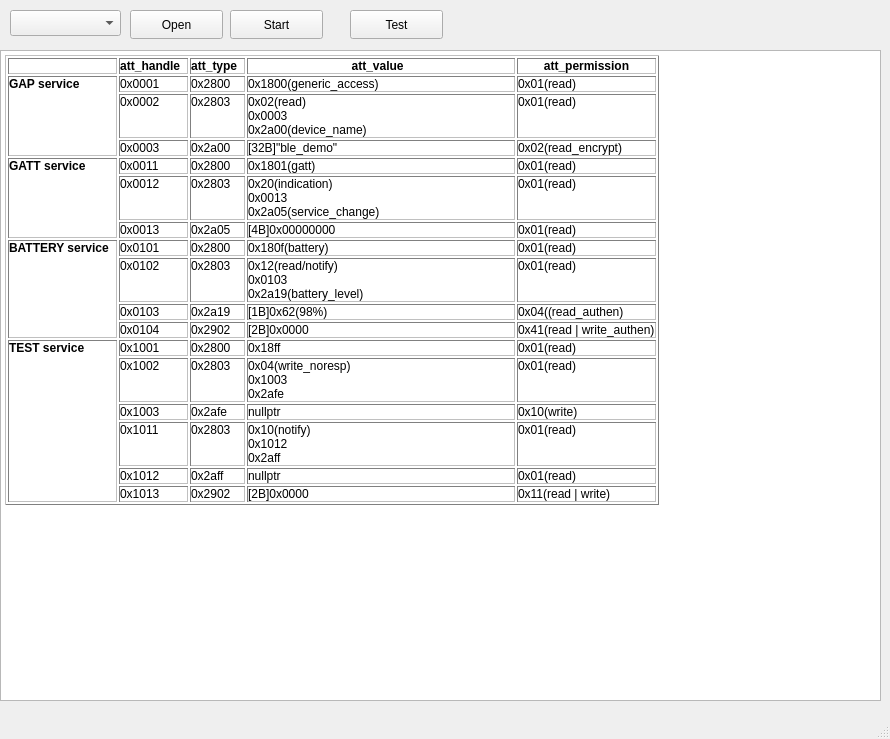
Qt form bleHostStack/mainwindow.ui (chenwenhuiGithub/bleHostStack) before a commit.
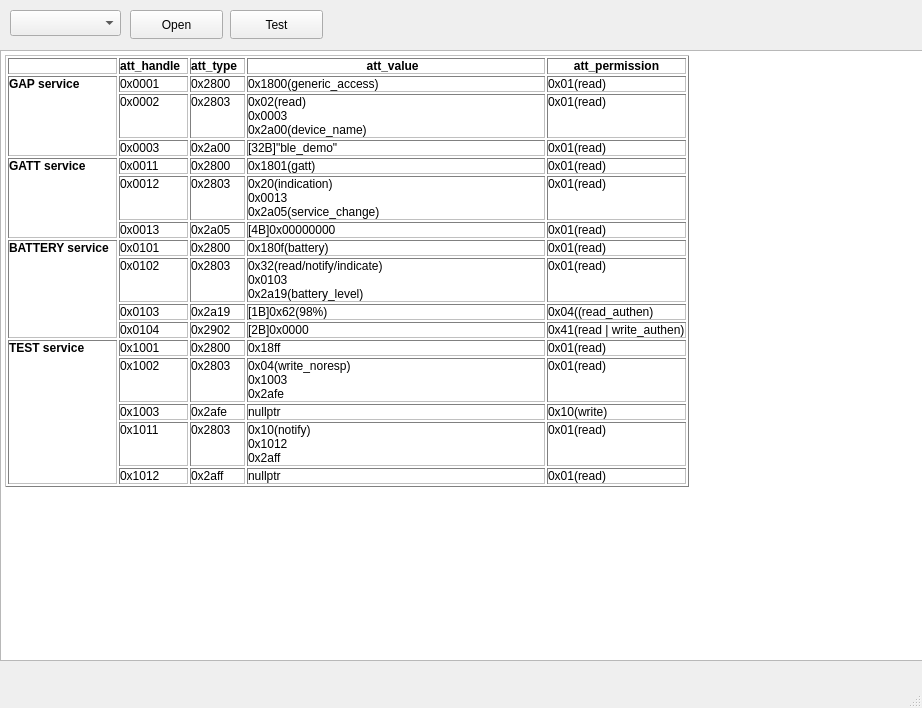
The same form after that commit.

Commit message: add permission check when send notify or indicate

The edit to the form file:
```diff
--- a/bleHostStack/mainwindow.ui
+++ b/bleHostStack/mainwindow.ui
@@ -6,8 +6,8 @@
    <rect>
     <x>0</x>
     <y>0</y>
-    <width>890</width>
-    <height>739</height>
+    <width>922</width>
+    <height>708</height>
    </rect>
   </property>
   <property name="windowTitle">
@@ -37,19 +37,6 @@
      <string>Open</string>
     </property>
    </widget>
-   <widget class="QPushButton" name="pushButtonStart">
-    <property name="geometry">
-     <rect>
-      <x>230</x>
-      <y>10</y>
-      <width>93</width>
-      <height>29</height>
-     </rect>
-    </property>
-    <property name="text">
-     <string>Start</string>
-    </property>
-   </widget>
    <widget class="QTextEdit" name="textEdit">
     <property name="enabled">
      <bool>true</bool>
@@ -58,8 +45,8 @@
      <rect>
       <x>0</x>
       <y>50</y>
-      <width>881</width>
-      <height>651</height>
+      <width>931</width>
+      <height>611</height>
      </rect>
     </property>
     <property name="readOnly">
@@ -110,7 +97,7 @@
 &lt;td&gt;
 &lt;p style=&quot; margin-top:0px; margin-bottom:0px; margin-left:0px; margin-right:0px; -qt-block-indent:0; text-indent:0px;&quot;&gt;[32B]&amp;quot;ble_demo&amp;quot;  &lt;/p&gt;&lt;/td&gt;
 &lt;td&gt;
-&lt;p style=&quot; margin-top:0px; margin-bottom:0px; margin-left:0px; margin-right:0px; -qt-block-indent:0; text-indent:0px;&quot;&gt;0x02(read_encrypt)&lt;/p&gt;&lt;/td&gt;&lt;/tr&gt;
+&lt;p style=&quot; margin-top:0px; margin-bottom:0px; margin-left:0px; margin-right:0px; -qt-block-indent:0; text-indent:0px;&quot;&gt;0x01(read)&lt;/p&gt;&lt;/td&gt;&lt;/tr&gt;
 &lt;tr&gt;
 &lt;td rowspan=&quot;3&quot;&gt;
 &lt;p style=&quot; margin-top:0px; margin-bottom:0px; margin-left:0px; margin-right:0px; -qt-block-indent:0; text-indent:0px;&quot;&gt;&lt;span style=&quot; font-weight:700;&quot;&gt;GATT service&lt;/span&gt;  &lt;/p&gt;&lt;/td&gt;
@@ -157,7 +144,7 @@
 &lt;td&gt;
 &lt;p style=&quot; margin-top:0px; margin-bottom:0px; margin-left:0px; margin-right:0px; -qt-block-indent:0; text-indent:0px;&quot;&gt;0x2803  &lt;/p&gt;&lt;/td&gt;
 &lt;td&gt;
-&lt;p style=&quot; margin-top:0px; margin-bottom:0px; margin-left:0px; margin-right:0px; -qt-block-indent:0; text-indent:0px;&quot;&gt;0x12(read/notify)&lt;br /&gt;0x0103&lt;br /&gt;0x2a19(battery_level)  &lt;/p&gt;&lt;/td&gt;
+&lt;p style=&quot; margin-top:0px; margin-bottom:0px; margin-left:0px; margin-right:0px; -qt-block-indent:0; text-indent:0px;&quot;&gt;0x32(read/notify/indicate)&lt;br /&gt;0x0103&lt;br /&gt;0x2a19(battery_level)  &lt;/p&gt;&lt;/td&gt;
 &lt;td&gt;
 &lt;p style=&quot; margin-top:0px; margin-bottom:0px; margin-left:0px; margin-right:0px; -qt-block-indent:0; text-indent:0px;&quot;&gt;0x01(read)&lt;/p&gt;&lt;/td&gt;&lt;/tr&gt;
 &lt;tr&gt;
@@ -179,7 +166,7 @@
 &lt;td&gt;
 &lt;p style=&quot; margin-top:0px; margin-bottom:0px; margin-left:0px; margin-right:0px; -qt-block-indent:0; text-indent:0px;&quot;&gt;0x41(read | write_authen)&lt;/p&gt;&lt;/td&gt;&lt;/tr&gt;
 &lt;tr&gt;
-&lt;td rowspan=&quot;6&quot;&gt;
+&lt;td rowspan=&quot;5&quot;&gt;
 &lt;p style=&quot; margin-top:0px; margin-bottom:0px; margin-left:0px; margin-right:0px; -qt-block-indent:0; text-indent:0px;&quot;&gt;&lt;span style=&quot; font-weight:700;&quot;&gt;TEST service&lt;/span&gt;  &lt;/p&gt;&lt;/td&gt;
 &lt;td&gt;
 &lt;p style=&quot; margin-top:0px; margin-bottom:0px; margin-left:0px; margin-right:0px; -qt-block-indent:0; text-indent:0px;&quot;&gt;0x1001  &lt;/p&gt;&lt;/td&gt;
@@ -224,22 +211,13 @@
 &lt;td&gt;
 &lt;p style=&quot; margin-top:0px; margin-bottom:0px; margin-left:0px; margin-right:0px; -qt-block-indent:0; text-indent:0px;&quot;&gt;nullptr  &lt;/p&gt;&lt;/td&gt;
 &lt;td&gt;
-&lt;p style=&quot; margin-top:0px; margin-bottom:0px; margin-left:0px; margin-right:0px; -qt-block-indent:0; text-indent:0px;&quot;&gt;0x01(read)&lt;/p&gt;&lt;/td&gt;&lt;/tr&gt;
-&lt;tr&gt;
-&lt;td&gt;
-&lt;p style=&quot; margin-top:0px; margin-bottom:0px; margin-left:0px; margin-right:0px; -qt-block-indent:0; text-indent:0px;&quot;&gt;0x1013  &lt;/p&gt;&lt;/td&gt;
-&lt;td&gt;
-&lt;p style=&quot; margin-top:0px; margin-bottom:0px; margin-left:0px; margin-right:0px; -qt-block-indent:0; text-indent:0px;&quot;&gt;0x2902  &lt;/p&gt;&lt;/td&gt;
-&lt;td&gt;
-&lt;p style=&quot; margin-top:0px; margin-bottom:0px; margin-left:0px; margin-right:0px; -qt-block-indent:0; text-indent:0px;&quot;&gt;[2B]0x0000  &lt;/p&gt;&lt;/td&gt;
-&lt;td&gt;
-&lt;p style=&quot; margin-top:0px; margin-bottom:0px; margin-left:0px; margin-right:0px; -qt-block-indent:0; text-indent:0px;&quot;&gt;0x11(read | write)&lt;/p&gt;&lt;/td&gt;&lt;/tr&gt;&lt;/table&gt;&lt;/body&gt;&lt;/html&gt;</string>
+&lt;p style=&quot; margin-top:0px; margin-bottom:0px; margin-left:0px; margin-right:0px; -qt-block-indent:0; text-indent:0px;&quot;&gt;0x01(read)&lt;/p&gt;&lt;/td&gt;&lt;/tr&gt;&lt;/table&gt;&lt;/body&gt;&lt;/html&gt;</string>
     </property>
    </widget>
    <widget class="QPushButton" name="pushButtonTest">
     <property name="geometry">
      <rect>
-      <x>350</x>
+      <x>230</x>
       <y>10</y>
       <width>93</width>
       <height>29</height>
```
Left out of the diff: 2 changed lines with no effect on the pictures. The commit also changes 4 other files.
